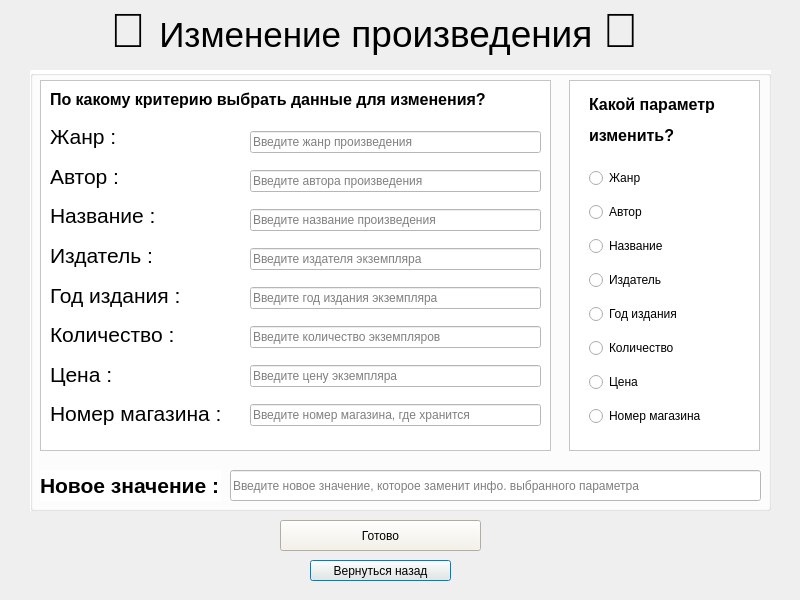
Before: the Qt Designer form update_item.ui in mamam111a/2-year_coursework_client, drawn with Qt 5.
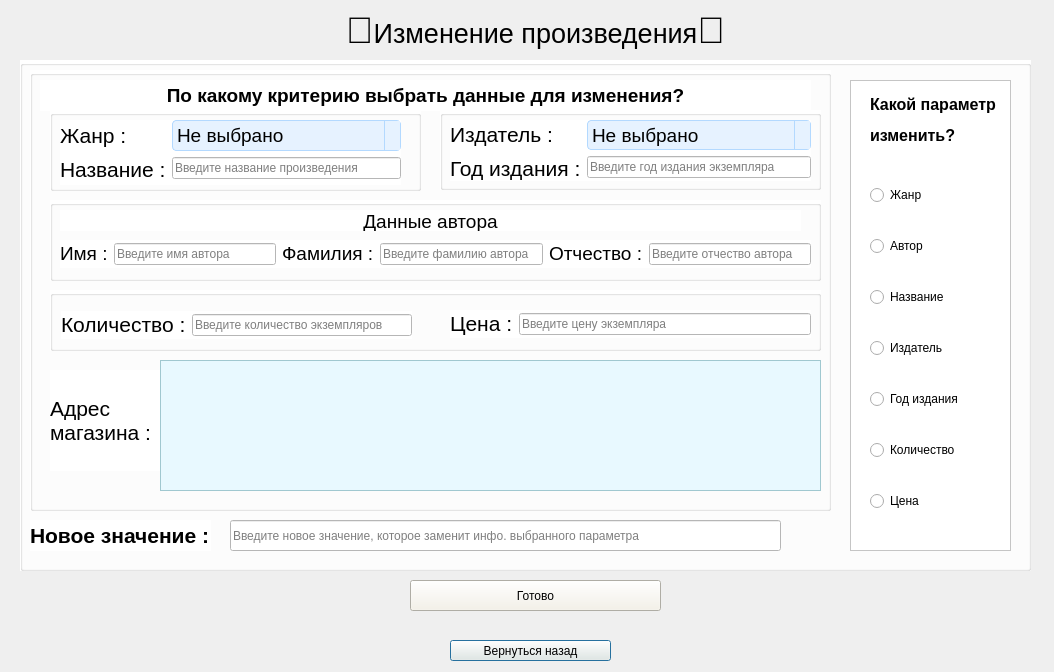
After: the same form once the commit is applied.

Patch:
```diff
--- a/update_item.ui
+++ b/update_item.ui
@@ -6,8 +6,8 @@
    <rect>
     <x>0</x>
     <y>0</y>
-    <width>800</width>
-    <height>600</height>
+    <width>1054</width>
+    <height>672</height>
    </rect>
   </property>
   <property name="windowTitle">
@@ -16,10 +16,10 @@
   <widget class="QGroupBox" name="groupBox">
    <property name="geometry">
     <rect>
-     <x>30</x>
-     <y>70</y>
-     <width>741</width>
-     <height>441</height>
+     <x>20</x>
+     <y>60</y>
+     <width>1011</width>
+     <height>511</height>
     </rect>
    </property>
    <property name="styleSheet">
@@ -31,9 +31,9 @@
    <widget class="QLineEdit" name="newVal_2">
     <property name="geometry">
      <rect>
-      <x>200</x>
-      <y>400</y>
-      <width>531</width>
+      <x>210</x>
+      <y>460</y>
+      <width>551</width>
       <height>31</height>
      </rect>
     </property>
@@ -45,7 +45,7 @@
     <property name="geometry">
      <rect>
       <x>10</x>
-      <y>400</y>
+      <y>460</y>
       <width>181</width>
       <height>31</height>
      </rect>
@@ -54,178 +54,13 @@
      <string>&lt;html&gt;&lt;head/&gt;&lt;body&gt;&lt;p&gt;&lt;span style=&quot; font-size:16pt; font-weight:700;&quot;&gt;Новое значение :&lt;/span&gt;&lt;/p&gt;&lt;/body&gt;&lt;/html&gt;</string>
     </property>
    </widget>
-   <widget class="QFrame" name="frame">
-    <property name="geometry">
-     <rect>
-      <x>10</x>
-      <y>10</y>
-      <width>511</width>
-      <height>371</height>
-     </rect>
-    </property>
-    <property name="frameShape">
-     <enum>QFrame::StyledPanel</enum>
-    </property>
-    <property name="frameShadow">
-     <enum>QFrame::Raised</enum>
-    </property>
-    <widget class="QWidget" name="layoutWidget_2">
-     <property name="geometry">
-      <rect>
-       <x>210</x>
-       <y>40</y>
-       <width>291</width>
-       <height>321</height>
-      </rect>
-     </property>
-     <layout class="QVBoxLayout" name="verticalLayout_2">
-      <item>
-       <widget class="QLineEdit" name="section_3">
-        <property name="placeholderText">
-         <string>Введите жанр произведения</string>
-        </property>
-       </widget>
-      </item>
-      <item>
-       <widget class="QLineEdit" name="author_3">
-        <property name="placeholderText">
-         <string>Введите автора произведения</string>
-        </property>
-       </widget>
-      </item>
-      <item>
-       <widget class="QLineEdit" name="title_2">
-        <property name="placeholderText">
-         <string>Введите название произведения</string>
-        </property>
-       </widget>
-      </item>
-      <item>
-       <widget class="QLineEdit" name="publisher_2">
-        <property name="placeholderText">
-         <string>Введите издателя экземпляра</string>
-        </property>
-       </widget>
-      </item>
-      <item>
-       <widget class="QLineEdit" name="publisher_year_2">
-        <property name="placeholderText">
-         <string>Введите год издания экземпляра</string>
-        </property>
-       </widget>
-      </item>
-      <item>
-       <widget class="QLineEdit" name="quantity_2">
-        <property name="placeholderText">
-         <string>Введите количество экземпляров</string>
-        </property>
-       </widget>
-      </item>
-      <item>
-       <widget class="QLineEdit" name="price_2">
-        <property name="placeholderText">
-         <string>Введите цену экземпляра</string>
-        </property>
-       </widget>
-      </item>
-      <item>
-       <widget class="QLineEdit" name="shopNumber_3">
-        <property name="placeholderText">
-         <string>Введите номер магазина, где хранится</string>
-        </property>
-       </widget>
-      </item>
-     </layout>
-    </widget>
-    <widget class="QWidget" name="layoutWidget_3">
-     <property name="geometry">
-      <rect>
-       <x>10</x>
-       <y>40</y>
-       <width>191</width>
-       <height>311</height>
-      </rect>
-     </property>
-     <layout class="QVBoxLayout" name="verticalLayout_5">
-      <item>
-       <widget class="QLabel" name="dfgdfg_2">
-        <property name="text">
-         <string>&lt;html&gt;&lt;head/&gt;&lt;body&gt;&lt;p&gt;&lt;span style=&quot; font-size:16pt;&quot;&gt;Жанр :&lt;/span&gt;&lt;/p&gt;&lt;/body&gt;&lt;/html&gt;</string>
-        </property>
-       </widget>
-      </item>
-      <item>
-       <widget class="QLabel" name="dfg_3">
-        <property name="text">
-         <string>&lt;html&gt;&lt;head/&gt;&lt;body&gt;&lt;p&gt;&lt;span style=&quot; font-size:16pt;&quot;&gt;Автор :&lt;/span&gt;&lt;/p&gt;&lt;/body&gt;&lt;/html&gt;</string>
-        </property>
-       </widget>
-      </item>
-      <item>
-       <widget class="QLabel" name="titledfgfd_2">
-        <property name="text">
-         <string>&lt;html&gt;&lt;head/&gt;&lt;body&gt;&lt;p&gt;&lt;span style=&quot; font-size:16pt;&quot;&gt;Название :&lt;/span&gt;&lt;/p&gt;&lt;/body&gt;&lt;/html&gt;</string>
-        </property>
-       </widget>
-      </item>
-      <item>
-       <widget class="QLabel" name="dfggfd_3">
-        <property name="text">
-         <string>&lt;html&gt;&lt;head/&gt;&lt;body&gt;&lt;p&gt;&lt;span style=&quot; font-size:16pt;&quot;&gt;Издатель :&lt;/span&gt;&lt;/p&gt;&lt;/body&gt;&lt;/html&gt;</string>
-        </property>
-       </widget>
-      </item>
-      <item>
-       <widget class="QLabel" name="dfgfgd_3">
-        <property name="text">
-         <string>&lt;html&gt;&lt;head/&gt;&lt;body&gt;&lt;p&gt;&lt;span style=&quot; font-size:16pt;&quot;&gt;Год издания :&lt;/span&gt;&lt;/p&gt;&lt;/body&gt;&lt;/html&gt;</string>
-        </property>
-       </widget>
-      </item>
-      <item>
-       <widget class="QLabel" name="fdggfd_2">
-        <property name="text">
-         <string>&lt;html&gt;&lt;head/&gt;&lt;body&gt;&lt;p&gt;&lt;span style=&quot; font-size:16pt;&quot;&gt;Количество :&lt;/span&gt;&lt;/p&gt;&lt;/body&gt;&lt;/html&gt;</string>
-        </property>
-       </widget>
-      </item>
-      <item>
-       <widget class="QLabel" name="dfgfgd_5">
-        <property name="text">
-         <string>&lt;html&gt;&lt;head/&gt;&lt;body&gt;&lt;p&gt;&lt;span style=&quot; font-size:16pt;&quot;&gt;Цена :&lt;/span&gt;&lt;/p&gt;&lt;/body&gt;&lt;/html&gt;</string>
-        </property>
-       </widget>
-      </item>
-      <item>
-       <widget class="QLabel" name="label_3">
-        <property name="text">
-         <string>&lt;html&gt;&lt;head/&gt;&lt;body&gt;&lt;p&gt;&lt;span style=&quot; font-size:16pt;&quot;&gt;Номер магазина :&lt;/span&gt;&lt;/p&gt;&lt;/body&gt;&lt;/html&gt;</string>
-        </property>
-       </widget>
-      </item>
-     </layout>
-    </widget>
-    <widget class="QLabel" name="label_8">
-     <property name="geometry">
-      <rect>
-       <x>10</x>
-       <y>10</y>
-       <width>461</width>
-       <height>20</height>
-      </rect>
-     </property>
-     <property name="text">
-      <string>&lt;html&gt;&lt;head/&gt;&lt;body&gt;&lt;p&gt;&lt;span style=&quot; font-size:12pt; font-weight:700;&quot;&gt;По какому критерию выбрать данные для изменения?&lt;/span&gt;&lt;/p&gt;&lt;/body&gt;&lt;/html&gt;</string>
-     </property>
-    </widget>
-   </widget>
    <widget class="QFrame" name="frame_2">
     <property name="geometry">
      <rect>
-      <x>539</x>
-      <y>10</y>
-      <width>191</width>
-      <height>371</height>
+      <x>830</x>
+      <y>20</y>
+      <width>161</width>
+      <height>471</height>
      </rect>
     </property>
     <property name="frameShape">
@@ -252,8 +87,8 @@
       <rect>
        <x>20</x>
        <y>80</y>
-       <width>151</width>
-       <height>281</height>
+       <width>111</width>
+       <height>381</height>
       </rect>
      </property>
      <layout class="QVBoxLayout" name="verticalLayout_6">
@@ -306,16 +141,395 @@
         </property>
        </widget>
       </item>
-      <item>
-       <widget class="QRadioButton" name="radioButton_9">
-        <property name="text">
-         <string>Номер магазина</string>
-        </property>
-       </widget>
-      </item>
      </layout>
     </widget>
    </widget>
+   <widget class="QGroupBox" name="groupBox_2">
+    <property name="geometry">
+     <rect>
+      <x>10</x>
+      <y>10</y>
+      <width>801</width>
+      <height>441</height>
+     </rect>
+    </property>
+    <property name="styleSheet">
+     <string notr="true">background-color:white</string>
+    </property>
+    <property name="title">
+     <string/>
+    </property>
+    <widget class="QGroupBox" name="groupBox_3">
+     <property name="geometry">
+      <rect>
+       <x>20</x>
+       <y>130</y>
+       <width>771</width>
+       <height>81</height>
+      </rect>
+     </property>
+     <property name="title">
+      <string/>
+     </property>
+     <widget class="QWidget" name="layoutWidget_2">
+      <property name="geometry">
+       <rect>
+        <x>10</x>
+        <y>40</y>
+        <width>751</width>
+        <height>28</height>
+       </rect>
+      </property>
+      <layout class="QHBoxLayout" name="horizontalLayout_3">
+       <item>
+        <widget class="QLabel" name="label_14">
+         <property name="text">
+          <string>&lt;html&gt;&lt;head/&gt;&lt;body&gt;&lt;p&gt;&lt;span style=&quot; font-size:14pt;&quot;&gt;Имя :&lt;/span&gt;&lt;/p&gt;&lt;/body&gt;&lt;/html&gt;</string>
+         </property>
+        </widget>
+       </item>
+       <item>
+        <widget class="QLineEdit" name="author_name">
+         <property name="placeholderText">
+          <string>Введите имя автора</string>
+         </property>
+        </widget>
+       </item>
+       <item>
+        <widget class="QLabel" name="label_15">
+         <property name="text">
+          <string>&lt;html&gt;&lt;head/&gt;&lt;body&gt;&lt;p&gt;&lt;span style=&quot; font-size:14pt;&quot;&gt;Фамилия :&lt;/span&gt;&lt;/p&gt;&lt;/body&gt;&lt;/html&gt;</string>
+         </property>
+        </widget>
+       </item>
+       <item>
+        <widget class="QLineEdit" name="author_familia">
+         <property name="placeholderText">
+          <string>Введите фамилию автора</string>
+         </property>
+        </widget>
+       </item>
+       <item>
+        <widget class="QLabel" name="label_16">
+         <property name="text">
+          <string>&lt;html&gt;&lt;head/&gt;&lt;body&gt;&lt;p&gt;&lt;span style=&quot; font-size:14pt;&quot;&gt;Отчество :&lt;/span&gt;&lt;/p&gt;&lt;/body&gt;&lt;/html&gt;</string>
+         </property>
+        </widget>
+       </item>
+       <item>
+        <widget class="QLineEdit" name="author_otchestvo">
+         <property name="placeholderText">
+          <string>Введите отчество автора</string>
+         </property>
+        </widget>
+       </item>
+      </layout>
+     </widget>
+     <widget class="QLabel" name="label_4">
+      <property name="geometry">
+       <rect>
+        <x>10</x>
+        <y>10</y>
+        <width>741</width>
+        <height>21</height>
+       </rect>
+      </property>
+      <property name="text">
+       <string>&lt;html&gt;&lt;head/&gt;&lt;body&gt;&lt;p align=&quot;center&quot;&gt;&lt;span style=&quot; font-size:14pt;&quot;&gt;Данные автора&lt;/span&gt;&lt;/p&gt;&lt;/body&gt;&lt;/html&gt;</string>
+      </property>
+     </widget>
+    </widget>
+    <widget class="QLabel" name="label_6">
+     <property name="geometry">
+      <rect>
+       <x>20</x>
+       <y>300</y>
+       <width>131</width>
+       <height>101</height>
+      </rect>
+     </property>
+     <property name="text">
+      <string>&lt;html&gt;&lt;head/&gt;&lt;body&gt;&lt;p&gt;&lt;span style=&quot; font-size:16pt;&quot;&gt;Адрес &lt;br/&gt;магазина :&lt;/span&gt;&lt;/p&gt;&lt;/body&gt;&lt;/html&gt;</string>
+     </property>
+    </widget>
+    <widget class="QListWidget" name="listWidget">
+     <property name="geometry">
+      <rect>
+       <x>130</x>
+       <y>290</y>
+       <width>661</width>
+       <height>131</height>
+      </rect>
+     </property>
+     <property name="font">
+      <font>
+       <pointsize>15</pointsize>
+      </font>
+     </property>
+     <property name="styleSheet">
+      <string notr="true">QListWidget {
+    background-color: #E8F9FF; /* очень бледный голубой фон */
+    color: black;              /* цвет текста */
+    border: 1px solid #A0C8D0; /* рамка */
+}
+
+QListWidget::item:selected {
+    background-color: #C0E8FF; /* цвет выбранного элемента */
+    color: black;              /* цвет текста выбранного элемента */
+}
+</string>
+     </property>
+     <property name="selectionMode">
+      <enum>QAbstractItemView::MultiSelection</enum>
+     </property>
+    </widget>
+    <widget class="QGroupBox" name="groupBox_4">
+     <property name="geometry">
+      <rect>
+       <x>20</x>
+       <y>220</y>
+       <width>771</width>
+       <height>61</height>
+      </rect>
+     </property>
+     <property name="title">
+      <string/>
+     </property>
+     <widget class="QWidget" name="layoutWidget">
+      <property name="geometry">
+       <rect>
+        <x>11</x>
+        <y>21</y>
+        <width>351</width>
+        <height>28</height>
+       </rect>
+      </property>
+      <layout class="QHBoxLayout" name="horizontalLayout">
+       <item>
+        <widget class="QLabel" name="fdggfd">
+         <property name="text">
+          <string>&lt;html&gt;&lt;head/&gt;&lt;body&gt;&lt;p&gt;&lt;span style=&quot; font-size:16pt;&quot;&gt;Количество :&lt;/span&gt;&lt;/p&gt;&lt;/body&gt;&lt;/html&gt;</string>
+         </property>
+        </widget>
+       </item>
+       <item>
+        <widget class="QLineEdit" name="quantity">
+         <property name="placeholderText">
+          <string>Введите количество экземпляров</string>
+         </property>
+        </widget>
+       </item>
+      </layout>
+     </widget>
+     <widget class="QWidget" name="layoutWidget">
+      <property name="geometry">
+       <rect>
+        <x>400</x>
+        <y>20</y>
+        <width>361</width>
+        <height>28</height>
+       </rect>
+      </property>
+      <layout class="QHBoxLayout" name="horizontalLayout_2">
+       <item>
+        <widget class="QLabel" name="dfgfgd_2">
+         <property name="text">
+          <string>&lt;html&gt;&lt;head/&gt;&lt;body&gt;&lt;p&gt;&lt;span style=&quot; font-size:16pt;&quot;&gt;Цена :&lt;/span&gt;&lt;/p&gt;&lt;/body&gt;&lt;/html&gt;</string>
+         </property>
+        </widget>
+       </item>
+       <item>
+        <widget class="QLineEdit" name="price">
+         <property name="placeholderText">
+          <string>Введите цену экземпляра</string>
+         </property>
+        </widget>
+       </item>
+      </layout>
+     </widget>
+    </widget>
+    <widget class="QLabel" name="label_13">
+     <property name="geometry">
+      <rect>
+       <x>10</x>
+       <y>10</y>
+       <width>771</width>
+       <height>31</height>
+      </rect>
+     </property>
+     <property name="text">
+      <string>&lt;html&gt;&lt;head/&gt;&lt;body&gt;&lt;p align=&quot;center&quot;&gt;&lt;span style=&quot; font-size:14pt; font-weight:700;&quot;&gt;По какому критерию выбрать данные для изменения?&lt;/span&gt;&lt;/p&gt;&lt;/body&gt;&lt;/html&gt;</string>
+     </property>
+    </widget>
+    <widget class="QGroupBox" name="groupBox_5">
+     <property name="geometry">
+      <rect>
+       <x>20</x>
+       <y>40</y>
+       <width>371</width>
+       <height>81</height>
+      </rect>
+     </property>
+     <property name="title">
+      <string/>
+     </property>
+     <widget class="QWidget" name="layoutWidget_4">
+      <property name="geometry">
+       <rect>
+        <x>10</x>
+        <y>10</y>
+        <width>341</width>
+        <height>65</height>
+       </rect>
+      </property>
+      <layout class="QFormLayout" name="formLayout">
+       <item row="0" column="0">
+        <widget class="QLabel" name="dfgdfg">
+         <property name="text">
+          <string>&lt;html&gt;&lt;head/&gt;&lt;body&gt;&lt;p&gt;&lt;span style=&quot; font-size:16pt;&quot;&gt;Жанр :&lt;/span&gt;&lt;/p&gt;&lt;/body&gt;&lt;/html&gt;</string>
+         </property>
+        </widget>
+       </item>
+       <item row="0" column="1">
+        <widget class="QComboBox" name="comboBox_section">
+         <property name="font">
+          <font>
+           <pointsize>14</pointsize>
+          </font>
+         </property>
+         <property name="styleSheet">
+          <string notr="true">/* Общий стиль для всех QLineEdit */
+QLineEdit {
+    background-color: #f0f0f0; /* светло-серый фон */
+    color: #000000;            /* чёрный текст */
+    border: 1px solid #cccccc; /* светлая рамка */
+    border-radius: 4px;
+    padding: 2px 4px;
+}
+
+/* Стиль для QComboBox — бледный голубой фон */
+QComboBox {
+    background-color: #e6f2ff; /* очень светлый голубой */
+    color: #000000;             /* чёрный текст */
+    border: 1px solid #b3d9ff; /* светлая рамка */
+    border-radius: 4px;
+    padding: 2px 4px;
+}
+
+/* Стиль для стрелки выпадающего списка */
+QComboBox::drop-down {
+    border-left: 1px solid #b3d9ff;
+    background-color: #e6f2ff;
+}
+</string>
+         </property>
+         <property name="placeholderText">
+          <string>Не выбрано</string>
+         </property>
+        </widget>
+       </item>
+       <item row="1" column="0">
+        <widget class="QLabel" name="titledfgfd">
+         <property name="text">
+          <string>&lt;html&gt;&lt;head/&gt;&lt;body&gt;&lt;p&gt;&lt;span style=&quot; font-size:16pt;&quot;&gt;Название :&lt;/span&gt;&lt;/p&gt;&lt;/body&gt;&lt;/html&gt;</string>
+         </property>
+        </widget>
+       </item>
+       <item row="1" column="1">
+        <widget class="QLineEdit" name="title">
+         <property name="placeholderText">
+          <string>Введите название произведения</string>
+         </property>
+        </widget>
+       </item>
+      </layout>
+     </widget>
+    </widget>
+    <widget class="QGroupBox" name="groupBox_6">
+     <property name="geometry">
+      <rect>
+       <x>410</x>
+       <y>40</y>
+       <width>381</width>
+       <height>80</height>
+      </rect>
+     </property>
+     <property name="title">
+      <string/>
+     </property>
+     <widget class="QWidget" name="layoutWidget">
+      <property name="geometry">
+       <rect>
+        <x>10</x>
+        <y>10</y>
+        <width>361</width>
+        <height>61</height>
+       </rect>
+      </property>
+      <layout class="QFormLayout" name="formLayout_2">
+       <item row="0" column="0">
+        <widget class="QLabel" name="dfggfd">
+         <property name="text">
+          <string>&lt;html&gt;&lt;head/&gt;&lt;body&gt;&lt;p&gt;&lt;span style=&quot; font-size:16pt;&quot;&gt;Издатель :&lt;/span&gt;&lt;/p&gt;&lt;/body&gt;&lt;/html&gt;</string>
+         </property>
+        </widget>
+       </item>
+       <item row="0" column="1">
+        <widget class="QComboBox" name="comboBox_pub">
+         <property name="font">
+          <font>
+           <pointsize>14</pointsize>
+          </font>
+         </property>
+         <property name="styleSheet">
+          <string notr="true">/* Общий стиль для всех QLineEdit */
+QLineEdit {
+    background-color: #f0f0f0; /* светло-серый фон */
+    color: #000000;            /* чёрный текст */
+    border: 1px solid #cccccc; /* светлая рамка */
+    border-radius: 4px;
+    padding: 2px 4px;
+}
+
+/* Стиль для QComboBox — бледный голубой фон */
+QComboBox {
+    background-color: #e6f2ff; /* очень светлый голубой */
+    color: #000000;             /* чёрный текст */
+    border: 1px solid #b3d9ff; /* светлая рамка */
+    border-radius: 4px;
+    padding: 2px 4px;
+}
+
+/* Стиль для стрелки выпадающего списка */
+QComboBox::drop-down {
+    border-left: 1px solid #b3d9ff;
+    background-color: #e6f2ff;
+}
+</string>
+         </property>
+         <property name="placeholderText">
+          <string>Не выбрано</string>
+         </property>
+        </widget>
+       </item>
+       <item row="1" column="0">
+        <widget class="QLabel" name="dfgfgd">
+         <property name="text">
+          <string>&lt;html&gt;&lt;head/&gt;&lt;body&gt;&lt;p&gt;&lt;span style=&quot; font-size:16pt;&quot;&gt;Год издания :&lt;/span&gt;&lt;/p&gt;&lt;/body&gt;&lt;/html&gt;</string>
+         </property>
+        </widget>
+       </item>
+       <item row="1" column="1">
+        <widget class="QLineEdit" name="publisher_year">
+         <property name="placeholderText">
+          <string>Введите год издания экземпляра</string>
+         </property>
+        </widget>
+       </item>
+      </layout>
+     </widget>
+    </widget>
+   </widget>
    <zorder>frame_2</zorder>
    <zorder>frame</zorder>
    <zorder>newVal_2</zorder>
@@ -324,22 +538,22 @@
   <widget class="QLabel" name="label">
    <property name="geometry">
     <rect>
-     <x>110</x>
+     <x>10</x>
      <y>0</y>
-     <width>591</width>
+     <width>1051</width>
      <height>61</height>
     </rect>
    </property>
    <property name="text">
-    <string>&lt;html&gt;&lt;head/&gt;&lt;body&gt;&lt;p&gt;&lt;span style=&quot; font-size:36pt;&quot;&gt;🔁 &lt;/span&gt;&lt;span style=&quot; font-size:26pt;&quot;&gt;Изменение&lt;/span&gt;&lt;span style=&quot; font-size:28pt;&quot;&gt; произведения &lt;/span&gt;&lt;span style=&quot; font-size:36pt;&quot;&gt;🔁&lt;/span&gt;&lt;/p&gt;&lt;/body&gt;&lt;/html&gt;</string>
+    <string>&lt;html&gt;&lt;head/&gt;&lt;body&gt;&lt;p align=&quot;center&quot;&gt;&lt;span style=&quot; font-size:28pt;&quot;&gt;🔁&lt;/span&gt;&lt;span style=&quot; font-size:22pt;&quot;/&gt;&lt;span style=&quot; font-size:20pt;&quot;&gt;Изменение произведения&lt;/span&gt;&lt;span style=&quot; font-size:22pt;&quot;/&gt;&lt;span style=&quot; font-size:28pt;&quot;&gt;🔁&lt;/span&gt;&lt;/p&gt;&lt;/body&gt;&lt;/html&gt;</string>
    </property>
   </widget>
   <widget class="QPushButton" name="pushButton">
    <property name="geometry">
     <rect>
-     <x>310</x>
-     <y>560</y>
-     <width>141</width>
+     <x>450</x>
+     <y>640</y>
+     <width>161</width>
      <height>21</height>
     </rect>
    </property>
@@ -356,9 +570,9 @@
   <widget class="QPushButton" name="pushButton_2">
    <property name="geometry">
     <rect>
-     <x>280</x>
-     <y>520</y>
-     <width>201</width>
+     <x>410</x>
+     <y>580</y>
+     <width>251</width>
      <height>31</height>
     </rect>
    </property>
```
Left out of the diff: 16 changed lines with no effect on the pictures.
